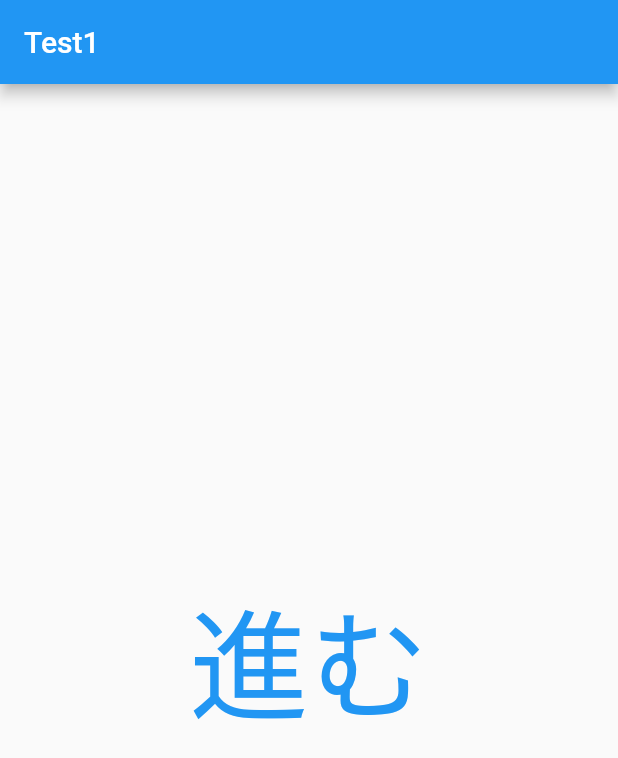
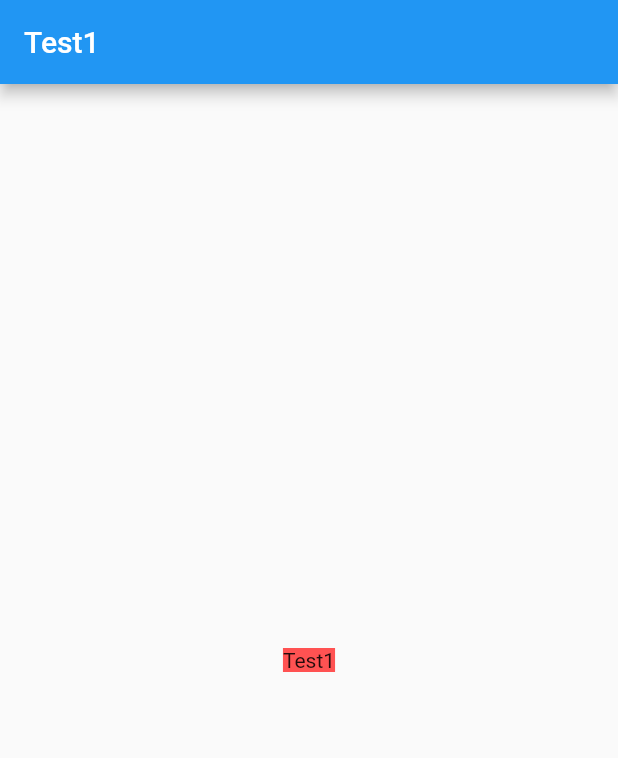
Before and after one commit to schktjm/hello_world, a Flutter app: the screen it shows after launch, on a phone screen of 412 x 824 dp. Shown: the top 758 px of the screen. Run offline on Flutter 3.47's test engine with Material 2 defaults, Android fonts, the phone set to English and light mode, and no system bars.

Commit message:
:+1: carousel page

```diff
--- a/lib/main.dart
+++ b/lib/main.dart
@@ -1,5 +1,7 @@
 import 'package:flutter/material.dart';
 import 'package:hello_world/page/TestPage1.dart';
+import 'package:hello_world/page/TestPage2.dart';
+import 'package:hello_world/page/TestPage3.dart';
 
 void main() {
   runApp(const MyApp());
@@ -31,10 +33,37 @@ class MyHomePage extends StatefulWidget {
 }
 
 class _MyHomePageState extends State<MyHomePage> {
+  late PageController _pageController;
+  int _selectedIndex = 0;
+
+  var _pages = [TestPage1(), TestPage2(), TestPage3()];
+
+  @override
+  void initState() {
+    super.initState();
+    _pageController = PageController(initialPage: _selectedIndex);
+  }
+
+  @override
+  void dispose() {
+    super.dispose();
+    _pageController.dispose();
+  }
+
+  void _onPageChanged(int index) {
+    setState(() {
+      _selectedIndex = index;
+    });
+  }
+
   @override
   Widget build(BuildContext context) {
     return Scaffold(
-      body: TestPage1(),
+      body: PageView(
+        controller: _pageController,
+        onPageChanged: _onPageChanged,
+        children: _pages,
+      ),
     );
   }
 }
--- a/lib/page/TestPage1.dart
+++ b/lib/page/TestPage1.dart
@@ -5,17 +5,15 @@ class TestPage1 extends StatelessWidget {
   @override
   Widget build(BuildContext context) {
     return Scaffold(
-        appBar: AppBar(
-          title: Text("Test1"),
+      appBar: AppBar(
+        title: Text("Test1"),
+      ),
+      body: Center(
+        child: Container(
+          color: Colors.redAccent,
+          child: Text("Test1"),
         ),
-        body: Center(
-            child: TextButton(
-                onPressed: () => {
-                      Navigator.of(context)
-                          .push(MaterialPageRoute(builder: (context) {
-                        return TestPage2();
-                      }))
-                    },
-                child: Text("進む", style: TextStyle(fontSize: 80)))));
+      ),
+    );
   }
 }
--- a/lib/page/TestPage3.dart
+++ b/lib/page/TestPage3.dart
@@ -8,8 +8,8 @@ class TestPage3 extends StatelessWidget {
           title: Text("Test3"),
         ),
         body: Center(
-            child: TextButton(
-                onPressed: () => {Navigator.of(context).pop()},
-                child: Text("戻る", style: TextStyle(fontSize: 80)))));
+            child: Container(
+                color: Colors.greenAccent,
+                child: Text("Test3", style: TextStyle(fontSize: 80)))));
   }
 }
```
Also changed, not shown: lib/page/TestPage2.dart (+3 -14 lines).
